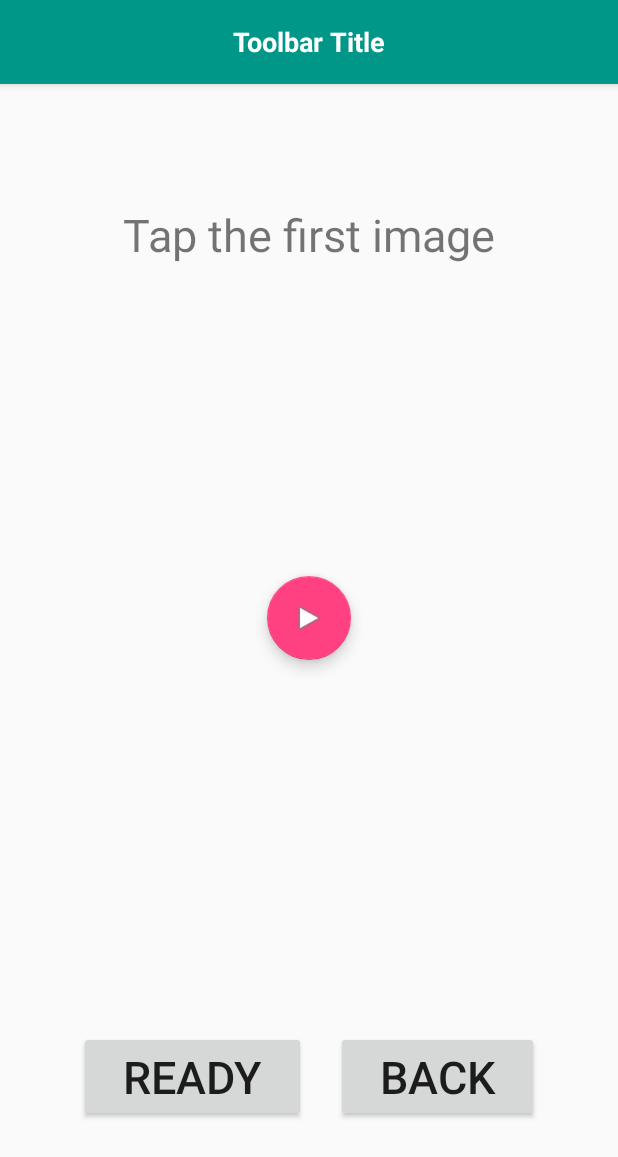
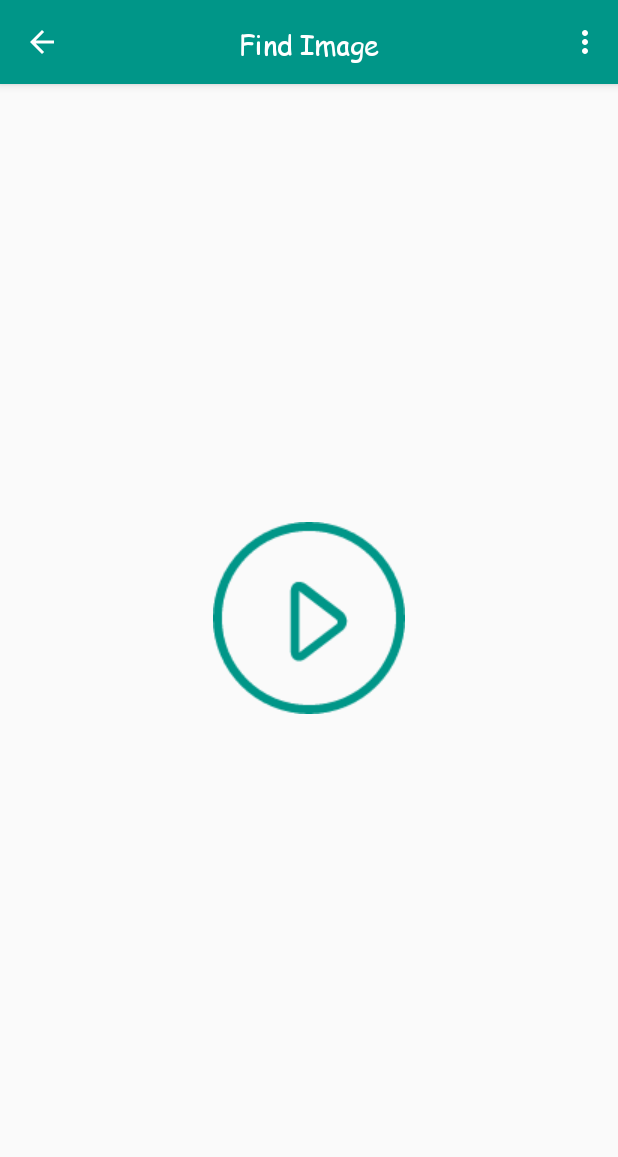
Before and after one commit to kukenqn1994/BrainBreak, an Android app: the ImageMemory screen opened directly, with no data from a screen before it, on a phone screen of 412 x 824 dp. Shown: the top 1157 px of the screen. Run offline under Robolectric (Android 15) with nearby library versions, the light colour scheme and no system bars.

Commit message:
Fix share image

```diff
--- a/app/src/main/java/vlth/brainbreak/EndDialog.java
+++ b/app/src/main/java/vlth/brainbreak/EndDialog.java
@@ -5,6 +5,7 @@ import android.app.Dialog;
 import android.content.Context;
 import android.content.DialogInterface;
 import android.graphics.Bitmap;
+import android.graphics.BitmapFactory;
 import android.graphics.Typeface;
 import android.os.Handler;
 import android.view.MotionEvent;
@@ -18,10 +19,15 @@ import com.facebook.CallbackManager;
 import com.facebook.FacebookCallback;
 import com.facebook.FacebookException;
 import com.facebook.FacebookSdk;
+import com.facebook.login.LoginManager;
+import com.facebook.share.ShareApi;
 import com.facebook.share.Sharer;
 import com.facebook.share.model.SharePhoto;
 import com.facebook.share.model.SharePhotoContent;
 import com.facebook.share.widget.ShareDialog;
+
+import java.util.Arrays;
+import java.util.List;
 
 import vlth.brainbreak.Util.HighScore;
 import vlth.brainbreak.Util.ID;
@@ -45,6 +51,7 @@ public class EndDialog extends Dialog {
         FacebookSdk.sdkInitialize(context.getApplicationContext());
         callbackManager = CallbackManager.Factory.create();
         shareDialog = new ShareDialog((Activity) context);
+
         shareDialog.registerCallback(callbackManager, new FacebookCallback<Sharer.Result>() {
             @Override
             public void onSuccess(Sharer.Result result) {
@@ -109,16 +116,14 @@ public class EndDialog extends Dialog {
         share.setOnClickListener(new View.OnClickListener() {
             @Override
             public void onClick(View v) {
-
-                if(shareDialog.canShow(SharePhotoContent.class)) {
-                    Bitmap image = takeScreenshot();
+                if (ShareDialog.canShow(SharePhotoContent.class)) {
                     SharePhoto photo = new SharePhoto.Builder()
-                            .setBitmap(image)
+                            .setBitmap(takeScreenshot())
                             .build();
                     SharePhotoContent content = new SharePhotoContent.Builder()
                             .addPhoto(photo)
                             .build();
-                    shareDialog.show(content);
+                    ShareDialog.show((Activity) context, content);
                 }
             }
         });
@@ -154,6 +159,7 @@ public class EndDialog extends Dialog {
         mTvYourMove.setText("YOUR SCORE: " + current_score);
         mTvYourBest.setText("BEST SCORE: " + best_score);
     }
+
 
 
     @Override
--- a/app/src/main/java/vlth/brainbreak/HomeActivity.java
+++ b/app/src/main/java/vlth/brainbreak/HomeActivity.java
@@ -48,8 +48,6 @@ public class HomeActivity extends AppCompatActivity {
     private int[] cover = new int[]{R.drawable.hl, R.drawable.wm, R.drawable.fm, R.drawable.geo, R.drawable.find};
     private String[] tut= new String[]{"1","2","3","4","5"};
 
-
-
     ListView listView;
     List<ItemGame> rowItems;
     private Button btInvite, btLogin;
@@ -83,8 +81,8 @@ public class HomeActivity extends AppCompatActivity {
         toolbar = (Toolbar) findViewById(R.id.toolbar);
         setSupportActionBar(toolbar);
         getSupportActionBar().setTitle("");
-        getSupportActionBar().setDisplayHomeAsUpEnabled(true);
-        getSupportActionBar().setDisplayShowHomeEnabled(true);
+        getSupportActionBar().setDisplayHomeAsUpEnabled(false);
+        getSupportActionBar().setDisplayShowHomeEnabled(false);
         toolbarTitle=(TextView)findViewById(R.id.toolbar_title);
         toolbarTitle.setText("Brain Breaks");
 
@@ -92,44 +90,6 @@ public class HomeActivity extends AppCompatActivity {
 
         btInvite = (Button) findViewById(R.id.btInvite);
         btLogin = (Button) findViewById(R.id.btLogin);
-        btInvite.setOnClickListener(new View.OnClickListener() {
-            @Override
-            public void onClick(View v) {
-//                String appLinkUrl, previewImageUrl;
-
-//                appLinkUrl = "https://fb.me/787851144692434";
-//                previewImageUrl = "http://2.bp.blogspot.com/-99shOruuadw/VQsG2T233sI/AAAAAAAAEi0/noFTxUBh_rg/s1600/appscripts.png";
-//
-//                AppInviteContent content = new AppInviteContent.Builder()
-//                        .setApplinkUrl(appLinkUrl)
-//                        .setPreviewImageUrl(previewImageUrl)
-//                        .build();
-//                AppInviteDialog.show(HomeActivity.this, content);
-
-//                startActivity(new Intent(HomeActivity.this,InviteFriendsActivity.class));
-
-//                SharePhoto photo = new SharePhoto.Builder()
-//                        .setBitmap(myBitmap)
-//                        .build();
-//                SharePhotoContent content = new SharePhotoContent.Builder()
-//                        .addPhoto(photo)
-//                        .build();
-//                ShareDialog.show(HomeActivity.this, content);
-
-//                ShareButton shareButton = (ShareButton)findViewById(R.id.fb_share_button);
-//                shareButton.setShareContent(content);
-//                if (ShareDialog.canShow(ShareLinkContent.class)) {
-//                    ShareLinkContent linkContent = new ShareLinkContent.Builder()
-//                            .setContentTitle("Hello Facebook")
-//                            .setContentDescription(
-//                                    "The 'Hello Facebook' sample  showcases simple Facebook integration")
-//                            .setContentUrl(Uri.parse("http://developers.facebook.com/android"))
-//                            .build();
-//
-//                    shareDialog.show(linkContent);
-//                }
-            }
-        });
 
         HighScore highScore = new HighScore(this);
         int[] best_score = {
@@ -253,19 +213,6 @@ public class HomeActivity extends AppCompatActivity {
         return screenshot;
     }
 
-    public static void saveImage(Bitmap bitmap) throws IOException {
-
-        ByteArrayOutputStream bytes = new ByteArrayOutputStream();
-        bitmap.compress(Bitmap.CompressFormat.PNG, 40, bytes);
-        File f = new File(Environment.getExternalStorageDirectory() + File.separator + "test.png");
-        f.createNewFile();
-        FileOutputStream fo = new FileOutputStream(f);
-        fo.write(bytes.toByteArray());
-        fo.close();
-    }
-
-    // Them vao
-
     @Override
     protected void onActivityResult(final int requestCode, final int resultCode, final Intent data) {
         super.onActivityResult(requestCode, resultCode, data);
--- a/app/src/main/java/vlth/brainbreak/ImageMemory.java
+++ b/app/src/main/java/vlth/brainbreak/ImageMemory.java
@@ -1,31 +1,99 @@
 package vlth.brainbreak;
 
+import android.content.Intent;
+import android.graphics.Typeface;
 import android.support.design.widget.FloatingActionButton;
 import android.support.v7.app.AppCompatActivity;
 import android.os.Bundle;
 import android.support.v7.widget.Toolbar;
+import android.util.Log;
 import android.view.Menu;
 import android.view.MenuItem;
+import android.view.View;
 import android.widget.Button;
+import android.widget.ImageButton;
+import android.widget.ImageView;
 import android.widget.LinearLayout;
 import android.widget.TextView;
+
+import java.util.ArrayList;
+import java.util.Random;
+import java.util.concurrent.LinkedBlockingDeque;
 
 import vlth.brainbreak.R;
 
 public class ImageMemory extends AppCompatActivity {
 
-    private Button ready;
     private TextView request;
-    private FloatingActionButton fab;
-    private LinearLayout main_view;
     private Toolbar toolbar;
+    private TextView toolsbarTitle;
+    private ArrayList<Integer> listImage;
+    private ArrayList<ImageView> listView;
+    private ImageView imgView1, imgView2, imgView3, imgView4;
+    private Random r;
+    LinearLayout mainView;
+    private ImageButton fab;
 
     @Override
     protected void onCreate(Bundle savedInstanceState) {
         super.onCreate(savedInstanceState);
         setContentView(R.layout.activity_image_memory);
         request = (TextView) findViewById(R.id.request);
-        ready = (Button) findViewById(R.id.ready);
+        toolbar = (Toolbar) findViewById(R.id.toolbar);
+        toolsbarTitle = (TextView) findViewById(R.id.toolbar_title);
+        imgView1 = (ImageView) findViewById(R.id.Img1);
+        imgView2 = (ImageView) findViewById(R.id.Img2);
+        imgView3 = (ImageView) findViewById(R.id.Img3);
+        imgView4 = (ImageView) findViewById(R.id.Img4);
+        listImage = new ArrayList<>();
+        listImage.add(R.drawable.bg_dialog);
+        listImage.add(R.drawable.black_play);
+        listImage.add(R.drawable.circle_red);
+        listImage.add(R.drawable.btnplay);
+        r = new Random();
+        listView = new ArrayList<>();
+        listView.add(imgView1);
+        listView.add(imgView2);
+        listView.add(imgView3);
+        listView.add(imgView4);
+        mainView = (LinearLayout) findViewById(R.id.ImageMemmory);
+        fab = (ImageButton) findViewById(R.id.fab);
+        // add toolbar
+        setSupportActionBar(toolbar);
+        getSupportActionBar().setTitle("");
+        getSupportActionBar().setDisplayHomeAsUpEnabled(true);
+        getSupportActionBar().setDisplayShowHomeEnabled(true);
+        toolsbarTitle.setText("Find Image");
+        Typeface fonts = Typeface.createFromAsset(getApplicationContext().getAssets(), "fonts/Comic.ttf");
+        toolsbarTitle.setTypeface(fonts);
+
+        toolbar.setNavigationOnClickListener(new View.OnClickListener() {
+            @Override
+            public void onClick(View v) {
+                //startActivity(new Intent(ImageMemory.this, HomeActivity.class));
+                finish();
+            }
+        });
+
+        fab.setOnClickListener(new View.OnClickListener() {
+            @Override
+            public void onClick(View v) {
+                fab.setVisibility(View.GONE);
+                mainView.setVisibility(View.VISIBLE);
+            }
+        });
+        setResRandom();
+    }
+
+    private void setResRandom() {
+        Log.d("TAG", "onSetRandom");
+        int n;
+        for (int i = 3; i >= 0; i --) {
+            Log.d("TAG", "sgse");
+            n = r.nextInt(i + 1);
+            listView.get(i).setImageResource(listImage.get(n));
+            listImage.remove(n);
+        }
     }
 
     @Override
--- a/app/src/main/res/layout/activity_image_memory.xml
+++ b/app/src/main/res/layout/activity_image_memory.xml
@@ -12,9 +12,10 @@
     <LinearLayout
         android:layout_width="match_parent"
         android:layout_height="match_parent"
-        android:id="@+id/ImageMemmory_layout"
+        android:id="@+id/ImageMemmory"
         android:weightSum="1"
-        android:orientation="vertical">
+        android:orientation="vertical"
+        android:visibility="gone">
 
         <LinearLayout
             android:layout_width="match_parent"
@@ -79,40 +80,15 @@
 
         </LinearLayout>
 
-        <LinearLayout
-            android:layout_width="match_parent"
-            android:layout_height="0dp"
-            android:layout_weight="0.3"
-            android:orientation="horizontal"
-            android:gravity="center"
-            android:weightSum="1">
-            <Button
-                android:layout_width="wrap_content"
-                android:layout_height="wrap_content"
-                android:text="Ready"
-                android:textSize="30sp"
-                android:id="@+id/ready"
-                android:layout_marginRight="10dp"
-                android:layout_weight="0.2"/>
-
-            <Button
-                android:layout_width="wrap_content"
-                android:layout_height="wrap_content"
-                android:text="Back"
-                android:textSize="30sp"
-                android:id="@+id/back"
-                android:layout_marginLeft="10dp"
-                android:layout_weight="0.2"/>
-        </LinearLayout>
-
 
     </LinearLayout>
 
-    <android.support.design.widget.FloatingActionButton
+    <ImageButton
         android:id="@+id/fab"
         android:layout_width="wrap_content"
         android:layout_height="wrap_content"
         android:layout_gravity="center"
-        android:layout_margin="@dimen/fab_margin"
-        android:src="@android:drawable/ic_media_play" />
+        android:background="@android:color/transparent"
+        android:src="@drawable/ic_play2"
+    />
 </FrameLayout>
```
